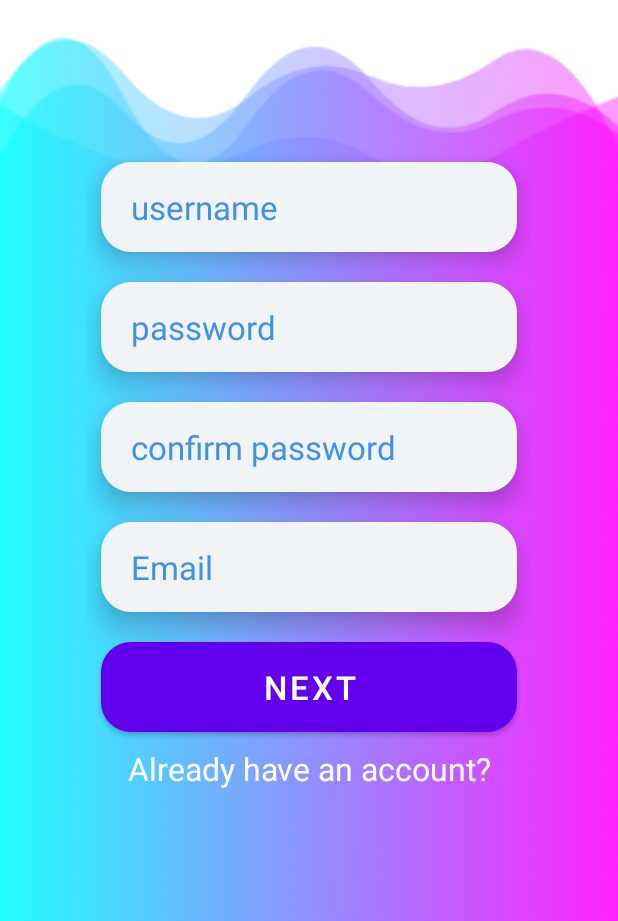
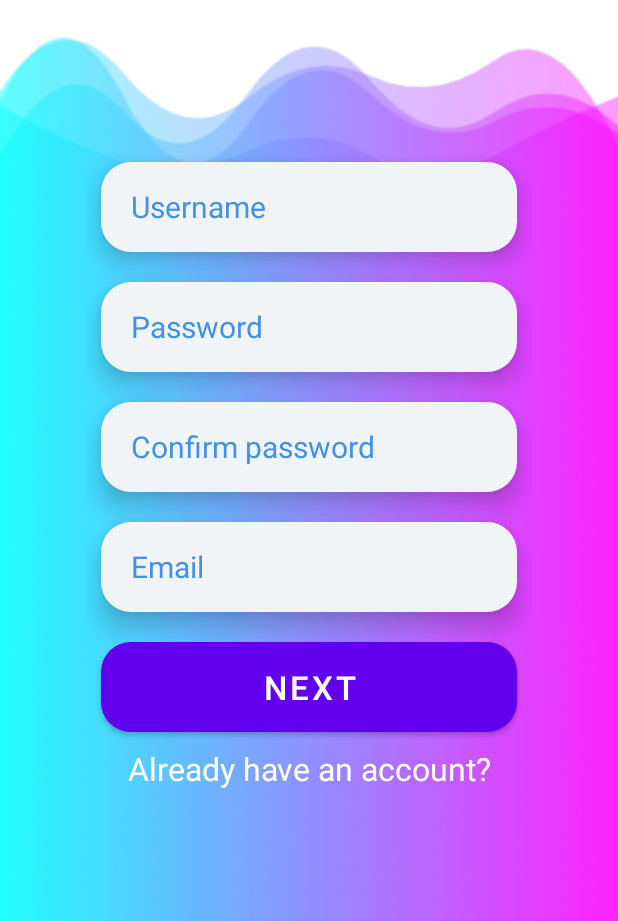
Before and after one commit to AdmerOrganization/FrontEnd, an Android app: the SignUp screen opened directly, with no data from a screen before it, on a phone screen of 412 x 824 dp, the part 315-1236 px from its top. Run offline under Robolectric (Android 15) with nearby library versions, the phone set to English and light mode, and no system bars.

Commit message:
better font sizes

```diff
--- a/app/src/main/java/com/example/tolearn/SignUpSecondPage.java
+++ b/app/src/main/java/com/example/tolearn/SignUpSecondPage.java
@@ -89,7 +89,7 @@ public class SignUpSecondPage extends AppCompatActivity {
                         view.clearAnimation();
                     }
                     else{
-                        CustomeAlertDialog checkEmail = new CustomeAlertDialog(SignUpSecondPage.this,"Successful","we have send a verification to your email . Please check your email");
+                        CustomeAlertDialog checkEmail = new CustomeAlertDialog(SignUpSecondPage.this,"Successful","Verification email was sent for you . Please check your email");
                         checkEmail.btnOk.setOnClickListener(new View.OnClickListener() {
                             @Override
                             public void onClick(View view) {
--- a/app/src/main/res/layout/activity_forget_password.xml
+++ b/app/src/main/res/layout/activity_forget_password.xml
@@ -48,7 +48,7 @@
             app:layout_constraintStart_toStartOf="parent"
             app:layout_constraintTop_toTopOf="parent">
             <EditText
-                android:textSize="22sp"
+                android:textSize="20sp"
                 android:paddingStart="20dp"
                 android:textColor="@color/blue_learning"
                 android:hint="your email code here"
@@ -67,7 +67,7 @@
 
             <EditText
                 android:inputType="textWebPassword"
-                android:textSize="22sp"
+                android:textSize="20sp"
                 android:paddingStart="20dp"
                 android:textColor="@color/blue_learning"
                 android:hint="new password here"
@@ -86,7 +86,7 @@
 
             <EditText
                 android:inputType="textWebPassword"
-                android:textSize="22sp"
+                android:textSize="20sp"
                 android:paddingStart="20dp"
                 android:textColor="@color/blue_learning"
                 android:hint="repeat new password"
--- a/app/src/main/res/layout/activity_sign_up.xml
+++ b/app/src/main/res/layout/activity_sign_up.xml
@@ -57,9 +57,9 @@
             app:layout_constraintStart_toStartOf="parent"
             app:layout_constraintTop_toTopOf="parent">
             <EditText
-                android:textSize="22sp"
+                android:textSize="20sp"
                 android:paddingStart="20dp"
-                android:hint="username"
+                android:hint="Username"
                 android:id="@+id/usernameInput"
                 android:layout_width="match_parent"
                 android:layout_height="60dp"
@@ -73,9 +73,9 @@
 
             <EditText
                 android:inputType="textWebPassword"
-                android:textSize="22sp"
+                android:textSize="20sp"
                 android:paddingStart="20dp"
-                android:hint="password"
+                android:hint="Password"
                 android:id="@+id/passwordInput"
                 android:layout_width="match_parent"
                 android:layout_height="60dp"
@@ -91,9 +91,9 @@
 
             <EditText
                 android:inputType="textWebPassword"
-                android:textSize="22sp"
+                android:textSize="20sp"
                 android:paddingStart="20dp"
-                android:hint="confirm password"
+                android:hint="Confirm password"
                 android:id="@+id/repeatPasswordInput"
                 android:layout_width="match_parent"
                 android:layout_height="60dp"
@@ -110,7 +110,7 @@
 
             <EditText
                 android:inputType="textEmailAddress"
-                android:textSize="22sp"
+                android:textSize="20sp"
                 android:paddingStart="20dp"
                 android:hint="Email"
                 android:id="@+id/emailInput"
```
Also changed, not shown: app/src/main/res/layout/activity_login.xml (+4 -4 lines).
